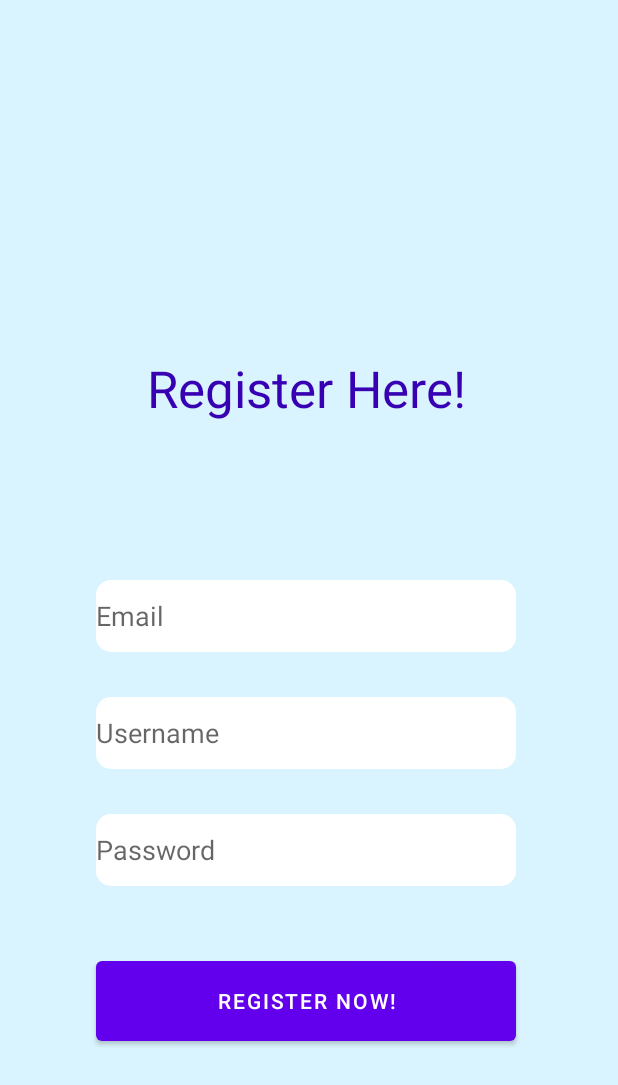
After one commit to Wangyuxuan-xuan/TicTacToe, an Android app: the RegisterPage screen opened directly, with no data from a screen before it, on a phone screen of 412 x 824 dp. The commit adds this screen. Shown: the top 1085 px of the screen. Run offline under Robolectric (Android 15) with nearby library versions, the phone set to English and light mode, and no system bars; our stand-ins replace Firebase (no records; nobody signed in at launch, a user with empty details on screens opened directly).

Commit message:
added logIn feature and connect it to database

```diff
--- a/app/build.gradle
+++ b/app/build.gradle
@@ -1,5 +1,6 @@
 plugins {
     id 'com.android.application'
+    id 'com.google.gms.google-services'
 }
 allprojects {
     repositories {
@@ -43,4 +44,7 @@ dependencies {
     testImplementation 'junit:junit:4.+'
     androidTestImplementation 'androidx.test.ext:junit:1.1.3'
     androidTestImplementation 'androidx.test.espresso:espresso-core:3.4.0'
+
+    implementation platform('com.google.firebase:firebase-bom:29.0.0')
+    implementation 'com.google.firebase:firebase-database'
 }
--- a/app/src/main/AndroidManifest.xml
+++ b/app/src/main/AndroidManifest.xml
@@ -9,6 +9,9 @@
         android:roundIcon="@mipmap/ic_launcher_round"
         android:supportsRtl="true"
         android:theme="@style/Theme.TicTocToe">
+        <activity
+            android:name=".DataManage.RegisterPage"
+            android:exported="true" />
         <activity
             android:name=".WinnerPage"
             android:exported="true" />
@@ -23,7 +26,7 @@
         </activity>
         <activity
             android:name=".MainActivity"
-            android:exported="true"></activity>
+            android:exported="true" />
     </application>
 
 </manifest>
--- /dev/null
+++ b/app/src/main/java/com/example/tictoctoe/DataManage/RegisterPage.java
@@ -0,0 +1,120 @@
+package com.example.tictoctoe.DataManage;
+
+import androidx.annotation.NonNull;
+import androidx.appcompat.app.AppCompatActivity;
+
+import android.app.ProgressDialog;
+import android.content.Intent;
+import android.os.Bundle;
+import android.view.View;
+import android.widget.Button;
+import android.widget.EditText;
+import android.widget.TextView;
+import android.widget.Toast;
+
+import com.example.tictoctoe.MainActivity;
+import com.example.tictoctoe.R;
+import com.google.firebase.database.DataSnapshot;
+import com.google.firebase.database.DatabaseError;
+import com.google.firebase.database.DatabaseReference;
+import com.google.firebase.database.FirebaseDatabase;
+import com.google.firebase.database.ValueEventListener;
+
+public class RegisterPage extends AppCompatActivity {
+
+    EditText editTextEmail;
+    EditText editTextUsername;
+    EditText editTextPassword;
+    Button buttonRegister;
+    TextView warningMsg;
+
+
+    ProgressDialog progressDialog;
+    DatabaseReference databaseReference = FirebaseDatabase.getInstance().getReferenceFromUrl("https://friendschat-15843-default-rtdb.europe-west1.firebasedatabase.app/");
+
+    @Override
+    protected void onCreate(Bundle savedInstanceState) {
+        super.onCreate(savedInstanceState);
+        setContentView(R.layout.activity_register_page);
+
+        editTextEmail = findViewById(R.id.editText_Email);
+        editTextUsername = findViewById(R.id.editText_Username);
+        editTextPassword = findViewById(R.id.editText_Password);
+        buttonRegister = findViewById(R.id.button_register);
+        warningMsg = findViewById(R.id.textView_warringMessage);
+
+        progressDialog = new ProgressDialog(this);
+
+
+        ProgressDialog progressDialog = new ProgressDialog(this);
+        progressDialog.setCancelable(false);
+        progressDialog.setMessage("Loading");
+
+//        //check if user already logged in
+//        if(!StoreData.getEmailData(this).isEmpty()){
+//            Intent intent = new Intent(RegisterPage.this,MainActivity.class);
+//            intent.putExtra("email",StoreData.getEmailData(this));
+//            intent.putExtra("username",StoreData.getUsernameData(this));
+//            intent.putExtra("password","");
+//            startActivity(intent);
+//            finish();
+//        }
+    }
+
+
+
+
+    public void  setRegisterBtnOnClick(View view){
+
+        progressDialog.show();
+
+        String email = editTextEmail.getText().toString();
+        String username = editTextEmail.getText().toString();
+        String password = editTextPassword.getText().toString();
+
+
+        if (email.isEmpty() || username.isEmpty() || password.isEmpty()){
+            progressDialog.dismiss();
+            warningMsg.setText(getString(R.string.warning));
+        }else {
+
+            databaseReference.addListenerForSingleValueEvent(new ValueEventListener() {
+                @Override
+                public void onDataChange(@NonNull DataSnapshot snapshot) {
+
+                    progressDialog.dismiss();
+
+                    if(snapshot.child("users").hasChild(email)){
+                        Toast.makeText(RegisterPage.this, "Email already registered!", Toast.LENGTH_SHORT).show();
+
+                    }else {
+                        databaseReference.child("users").child(email).setValue(username);
+                        databaseReference.child("users").child(email).setValue(password);
+
+                        StoreData.saveEmailData(email,RegisterPage.this);
+                        StoreData.saveUsernameData(username,RegisterPage.this);
+
+                        Toast.makeText(RegisterPage.this, "Success!", Toast.LENGTH_SHORT).show();
+
+                        Intent intent = new Intent(RegisterPage.this, MainActivity.class);
+                        intent.putExtra("email",email);
+                        intent.putExtra("username",username);
+                        intent.putExtra("password",password);
+                        startActivity(intent);
+                        finish();
+                    }
+
+                }
+
+                @Override
+                public void onCancelled(@NonNull DatabaseError error) {
+                    progressDialog.dismiss();
+                }
+            });
+
+
+        }
+
+
+    }
+}
--- a/app/src/main/res/layout/activity_main.xml
+++ b/app/src/main/res/layout/activity_main.xml
@@ -172,7 +172,7 @@
         app:layout_constraintStart_toEndOf="@+id/imageView2"
         app:layout_constraintTop_toTopOf="parent"
         app:srcCompat="@drawable/cross_icon"
-        android:alpha="0.8"/>
+        android:alpha="1.0"/>
 
 
     <ImageView
--- /dev/null
+++ b/app/src/main/res/layout/activity_register_page.xml
@@ -0,0 +1,94 @@
+<?xml version="1.0" encoding="utf-8"?>
+<androidx.constraintlayout.widget.ConstraintLayout xmlns:android="http://schemas.android.com/apk/res/android"
+    xmlns:app="http://schemas.android.com/apk/res-auto"
+    xmlns:tools="http://schemas.android.com/tools"
+    android:layout_width="match_parent"
+    android:layout_height="match_parent"
+    android:background="@color/register_background"
+    tools:context=".DataManage.RegisterPage">
+
+
+    <TextView
+        android:id="@+id/textView_Register"
+        android:layout_width="280dp"
+        android:layout_height="80dp"
+        android:layout_marginStart="64dp"
+        android:layout_marginBottom="88dp"
+        android:gravity="center"
+        android:text="@string/register_here"
+        android:textColor="@color/purple_700"
+        android:textSize="34sp"
+
+        app:layout_constraintBottom_toTopOf="@+id/editText_Email"
+        app:layout_constraintStart_toStartOf="parent" />
+
+    <EditText
+        android:id="@+id/editText_Email"
+        android:layout_width="280dp"
+        android:layout_height="wrap_content"
+        android:layout_marginStart="64dp"
+        android:layout_marginBottom="30dp"
+        android:background="@drawable/textfield_round"
+        android:ems="10"
+        android:hint="@string/email_hint"
+        android:inputType="textEmailAddress"
+        android:minHeight="48dp"
+        app:layout_constraintBottom_toTopOf="@+id/editText_Username"
+        app:layout_constraintStart_toStartOf="parent"
+        tools:ignore="TextContrastCheck"
+        android:importantForAutofill="no" />
+
+    <EditText
+        android:id="@+id/editText_Username"
+        android:layout_width="280dp"
+        android:layout_height="wrap_content"
+        android:layout_marginStart="64dp"
+        android:layout_marginBottom="30dp"
+        android:background="@drawable/textfield_round"
+        android:ems="10"
+        android:hint="@string/username_hint"
+        android:inputType="text"
+        android:minHeight="48dp"
+        app:layout_constraintBottom_toTopOf="@+id/editText_Password"
+        app:layout_constraintStart_toStartOf="parent"
+        tools:ignore="TextContrastCheck"
+        android:importantForAutofill="no" />
+
+    <EditText
+        android:id="@+id/editText_Password"
+        android:layout_width="280dp"
+        android:layout_height="wrap_content"
+        android:layout_marginStart="64dp"
+        android:layout_marginBottom="44dp"
+        android:background="@drawable/textfield_round"
+        android:ems="10"
+        android:hint="@string/password_hint"
+        android:inputType="textPassword"
+        android:minHeight="48dp"
+        app:layout_constraintBottom_toTopOf="@+id/button_register"
+        app:layout_constraintStart_toStartOf="parent"
+        tools:ignore="TextContrastCheck,TextContrastCheck"
+        android:importantForAutofill="no" />
+
+    <Button
+        android:id="@+id/button_register"
+        android:layout_width="280dp"
+        android:layout_height="65dp"
+        android:layout_marginStart="64dp"
+        android:layout_marginBottom="124dp"
+        android:onClick="setRegisterBtnOnClick"
+        android:text="@string/register_now"
+        app:layout_constraintBottom_toBottomOf="parent"
+        app:layout_constraintStart_toStartOf="parent" />
+
+    <TextView
+        android:id="@+id/textView_warringMessage"
+        android:layout_width="206dp"
+        android:layout_height="25dp"
+        android:layout_marginStart="64dp"
+        android:layout_marginBottom="12dp"
+        android:textAllCaps="true"
+        android:textColor="@color/red"
+        app:layout_constraintBottom_toTopOf="@+id/editText_Email"
+        app:layout_constraintStart_toStartOf="parent" />
+</androidx.constraintlayout.widget.ConstraintLayout>
--- a/app/src/main/res/values/colors.xml
+++ b/app/src/main/res/values/colors.xml
@@ -8,4 +8,6 @@
     <color name="black">#FF000000</color>
     <color name="white">#FFFFFFFF</color>
     <color name="transparent">#00FFFFFF</color>
+    <color name="register_background">#DAF4FF</color>
+    <color name="red">#FF0000</color>
 </resources>
--- a/app/src/main/res/values/strings.xml
+++ b/app/src/main/res/values/strings.xml
@@ -7,4 +7,12 @@
     <string name="winnerMessage">Player %s is the winner!</string>
     <string name="restartButton">Restart</string>
     <string name="Continue_the_game_button">Continue the game</string>
+    <string name="email_hint">Email</string>
+    <string name="username_hint">Username</string>
+    <string name="password_hint">Password</string>
+    <string name="register_now">Register now!</string>
+    <string name="register_here">Register Here!</string>
+    <string name="warning">* All fields required!</string>
+    <string name="log_in_or_register"><u>Log in Or Register here!</u></string>
+    <string name="unlock_more_features">Wanna Unlock more features?</string>
 </resources>
--- a/build.gradle
+++ b/build.gradle
@@ -6,7 +6,7 @@ buildscript {
     }
     dependencies {
         classpath "com.android.tools.build:gradle:7.0.2"
-
+        classpath 'com.google.gms:google-services:4.3.10'
         // NOTE: Do not place your application dependencies here; they belong
         // in the individual module build.gradle files
     }
```
Also changed, not shown: app/src/main/java/com/example/tictoctoe/DataManage/StoreData.java (added, +70 -0 lines), app/src/main/java/com/example/tictoctoe/LogPlayerName.java (+7 -0 lines), app/src/main/res/layout/activity_log_player_name.xml (+27 -2 lines), app/src/main/res/drawable/cross_icon.png, 2 other files.
